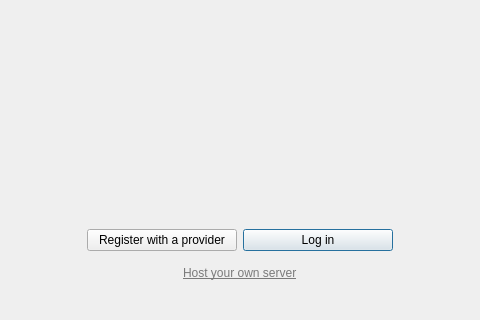
Old version of the form src/gui/wizard/owncloudsetupnocredspage.ui in the repository nextcloud/desktop; both pictures show x 161 to 641 and y 309 to 629 of the 802 by 629 pixel window.
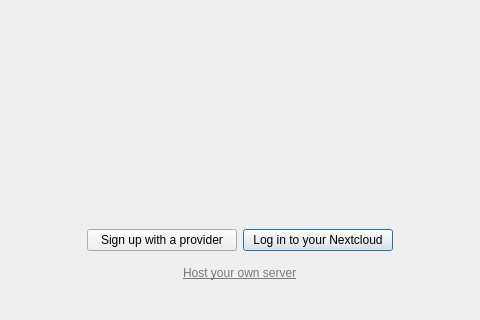
New version of the form. Custom widgets are drawn as their Qt base class.

Commit message:
Improve wording on the wizard buttons
This is as discussed on #1158

```diff
--- a/src/gui/wizard/owncloudsetupnocredspage.ui
+++ b/src/gui/wizard/owncloudsetupnocredspage.ui
@@ -340,7 +340,7 @@
         <bool>false</bool>
        </property>
        <property name="text">
-        <string>Register with a provider</string>
+        <string>Sign up with a provider</string>
        </property>
        <property name="default">
         <bool>false</bool>
@@ -362,7 +362,7 @@
         </size>
        </property>
        <property name="text">
-        <string>Log in</string>
+        <string>Log in to your Nextcloud</string>
        </property>
        <property name="autoDefault">
         <bool>false</bool>
```
